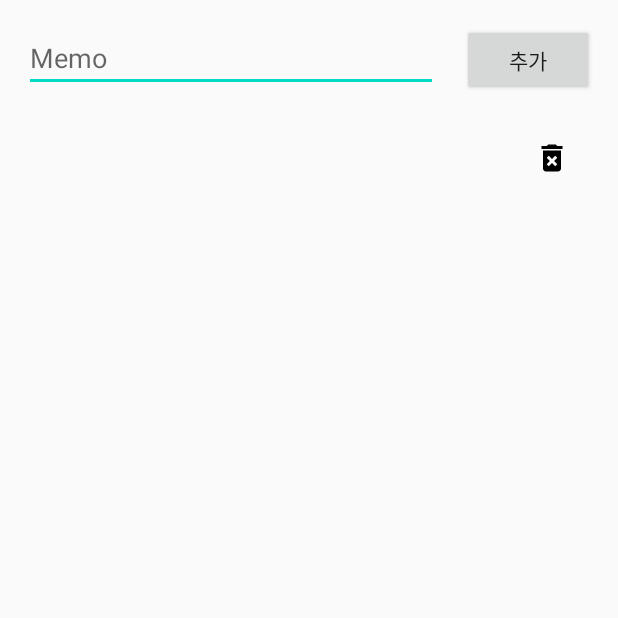
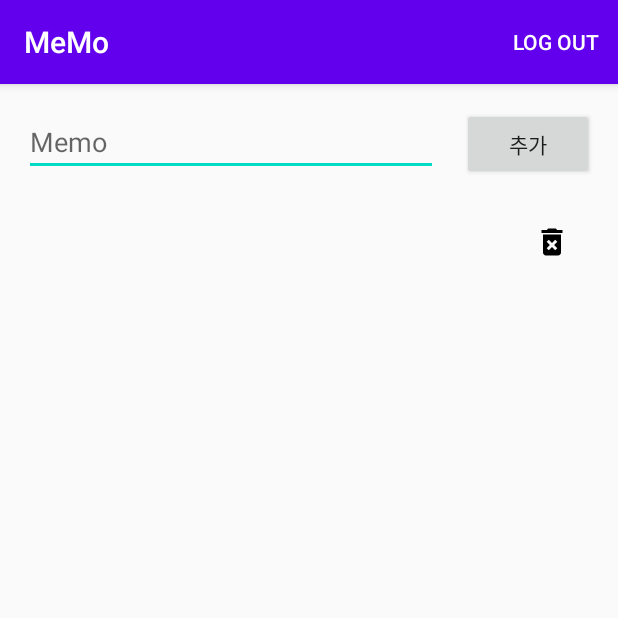
Before and after one commit to qkrdkwl9090/Kotlin_Portfolio, an Android app: the screen it shows after launch (MainActivity), after a tap on "추가", on a phone screen of 412 x 824 dp, the top half of it. Run offline under Robolectric (Android 15) with nearby library versions, the phone set to English and light mode, and no system bars; our stand-ins replace Firebase (no records; nobody signed in at launch, a user with empty details on screens opened directly); libraries missing offline, so code that uses them is left out: com.firebase.ui; 2 statements that could not run were skipped.

Commit message:
Memo application
Extra sign-up,login,logout function

```diff
--- a/MeMo/app/src/main/java/com/dodong/memo/MainActivity.kt
+++ b/MeMo/app/src/main/java/com/dodong/memo/MainActivity.kt
@@ -1,12 +1,12 @@
 package com.dodong.memo
 
+import android.app.Activity
+import android.content.Intent
 import android.graphics.Paint
 import android.graphics.Typeface
 import androidx.appcompat.app.AppCompatActivity
 import android.os.Bundle
-import android.view.LayoutInflater
-import android.view.View
-import android.view.ViewGroup
+import android.view.*
 import android.widget.TextView
 import androidx.activity.viewModels
 import androidx.lifecycle.LiveData
@@ -18,9 +18,11 @@ import androidx.recyclerview.widget.RecyclerView
 import com.dodong.memo.databinding.ActivityMainBinding
 import com.dodong.memo.databinding.ItemMemoBinding
 import com.firebase.ui.auth.AuthUI
+import com.firebase.ui.auth.IdpResponse
+import com.google.firebase.auth.FirebaseAuth
 
 class MainActivity : AppCompatActivity() {
-
+    private lateinit var auth: FirebaseAuth
     val RC_SIGN_IN = 1000;
     private lateinit var binding: ActivityMainBinding
 
@@ -30,16 +32,12 @@ class MainActivity : AppCompatActivity() {
         super.onCreate(savedInstanceState)
         binding = ActivityMainBinding.inflate(layoutInflater)
         setContentView(binding.root)
+        auth = FirebaseAuth.getInstance()
 
-        val providers = arrayListOf(
-            AuthUI.IdpConfig.EmailBuilder().build())
+        if(FirebaseAuth.getInstance().currentUser == null){
+            login()
+        }
 
-        startActivityForResult(
-            AuthUI.getInstance()
-                .createSignInIntentBuilder()
-                .setAvailableProviders(providers)
-                .build(),
-            RC_SIGN_IN)
 
         binding.recyclerView.apply {
             layoutManager = LinearLayoutManager(this@MainActivity)
@@ -64,6 +62,58 @@ class MainActivity : AppCompatActivity() {
             (binding.recyclerView.adapter as MemoAdapter).setData(it)
 
         })
+
+    }
+    override fun onActivityResult(requestCode: Int, resultCode: Int, data: Intent?) {
+        super.onActivityResult(requestCode, resultCode, data)
+
+        if (requestCode == RC_SIGN_IN) {
+            val response = IdpResponse.fromResultIntent(data)
+
+            if (resultCode == Activity.RESULT_OK) {
+                val user = FirebaseAuth.getInstance().currentUser
+
+            } else {
+                //로그인 실패나 안했을 시
+                finish()
+            }
+        }
+    }
+    fun login(){
+        val providers = arrayListOf(
+            AuthUI.IdpConfig.EmailBuilder().build())
+
+        startActivityForResult(
+            AuthUI.getInstance()
+                .createSignInIntentBuilder()
+                .setAvailableProviders(providers)
+                .build(),
+            RC_SIGN_IN)
+    }
+
+    fun logout(){
+        AuthUI.getInstance()
+            .signOut(this)
+            .addOnCompleteListener {
+                login()
+            }
+    }
+
+    override fun onCreateOptionsMenu(menu: Menu): Boolean {
+        val inflater: MenuInflater = menuInflater
+        inflater.inflate(R.menu.main, menu)
+        return true
+    }
+    override fun onOptionsItemSelected(item: MenuItem): Boolean {
+        // Handle item selection
+        return when (item.itemId) {
+            R.id.action_log_out -> {
+                logout()
+                true
+            }
+
+            else -> super.onOptionsItemSelected(item)
+        }
     }
 
 }
--- /dev/null
+++ b/MeMo/app/src/main/res/menu/main.xml
@@ -0,0 +1,9 @@
+<?xml version="1.0" encoding="utf-8"?>
+<menu xmlns:app="http://schemas.android.com/apk/res-auto"
+    xmlns:android="http://schemas.android.com/apk/res/android">
+
+    <item
+        android:id="@+id/action_log_out"
+        android:title="Log out"
+        app:showAsAction="ifRoom" />
+</menu>
--- a/MeMo/app/src/main/res/values/styles.xml
+++ b/MeMo/app/src/main/res/values/styles.xml
@@ -6,7 +6,6 @@
         <item name="colorPrimary">@color/colorPrimary</item>
         <item name="colorPrimaryDark">@color/colorPrimaryDark</item>
         <item name="colorAccent">@color/colorAccent</item>
-        <item name="windowNoTitle">true</item>
     </style>
 
 </resources>
```
